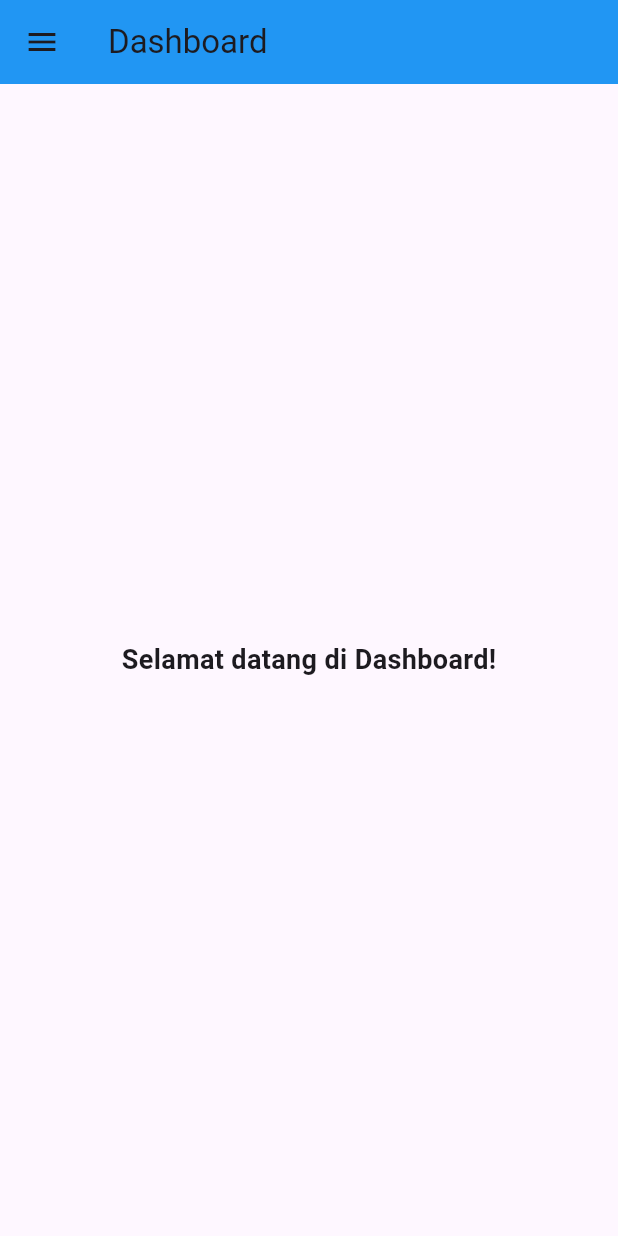
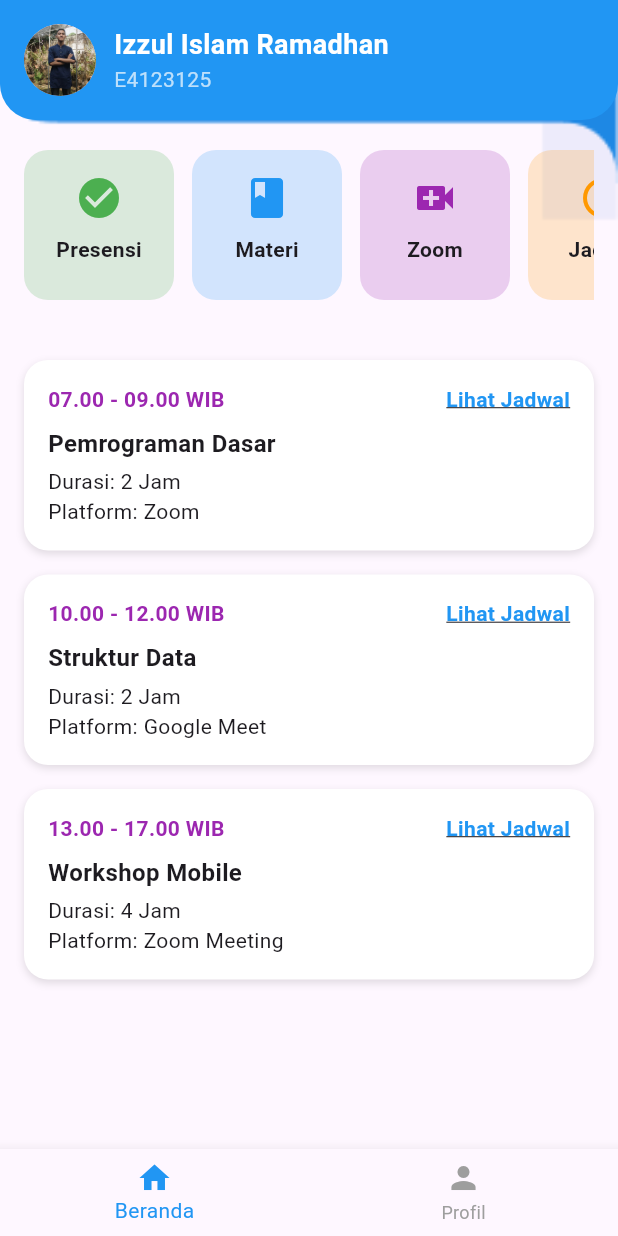
Before and after one commit to Rohimaja/project_mobile_sem4, a Flutter app: the screen it shows after launch, after a tap on "Login", on a phone screen of 412 x 824 dp. Run offline on Flutter 3.47's test engine with Material 3 defaults, Android fonts, the light colour scheme and no system bars; our stand-ins replace google_fonts.

Commit message:
Commit 2

```diff
--- a/lib/dashboard.dart
+++ /dev/null
@@ -1,70 +0,0 @@
-import 'package:flutter/material.dart';
-
-class DashboardPage extends StatelessWidget {
-  @override
-  Widget build(BuildContext context) {
-    return Scaffold(
-      appBar: AppBar(
-        title: Text("Dashboard"),
-        backgroundColor: Colors.blue,
-      ),
-      drawer: Drawer(
-        child: ListView(
-          padding: EdgeInsets.zero,
-          children: [
-            DrawerHeader(
-              decoration: BoxDecoration(
-                color: Colors.blue,
-              ),
-              child: Column(
-                crossAxisAlignment: CrossAxisAlignment.start,
-                children: [
-                  CircleAvatar(
-                    radius: 30,
-                    backgroundImage: AssetImage('assets/foto izzul.jpg'), // Ganti dengan gambar profil
-                  ),
-                  SizedBox(height: 10),
-                  Text(
-                    "Izzul Islam Ramadhan",
-                    style: TextStyle(color: Colors.white, fontSize: 18, fontWeight: FontWeight.bold),
-                  ),
-                  Text(
-                    "izzulramadhan24@gmail.com",
-                    style: TextStyle(color: Colors.white70, fontSize: 14),
-                  ),
-                ],
-              ),
-            ),
-            ListTile(
-              leading: Icon(Icons.home),
-              title: Text("Home"),
-              onTap: () {
-                Navigator.pop(context);
-              },
-            ),
-            ListTile(
-              leading: Icon(Icons.settings),
-              title: Text("Settings"),
-              onTap: () {
-                // Aksi ke halaman Settings
-              },
-            ),
-            ListTile(
-              leading: Icon(Icons.logout),
-              title: Text("Logout"),
-              onTap: () {
-                // Aksi Logout
-              },
-            ),
-          ],
-        ),
-      ),
-      body: Center(
-        child: Text(
-          "Selamat datang di Dashboard!",
-          style: TextStyle(fontSize: 18, fontWeight: FontWeight.bold),
-        ),
-      ),
-    );
-  }
-}
--- a/lib/main.dart
+++ b/lib/main.dart
@@ -1,7 +1,6 @@
 import 'package:flutter/material.dart';
-import 'package:stipres/constant.dart';
-import 'package:stipres/dashboard.dart';
-
+import 'package:stipres/src/style/constant.dart';
+import 'package:stipres/src/features_student/home/dashboard.dart';
 
 void main() {
   runApp(const MyApp());
@@ -13,6 +12,7 @@ class MyApp extends StatelessWidget {
   @override
   Widget build(BuildContext context) {
     return MaterialApp(
+      debugShowCheckedModeBanner: false,
       home: const LoginPage(),
     );
   }
@@ -87,7 +87,8 @@ class LoginPage extends StatelessWidget {
                           onPressed: () {
                             Navigator.push(
                               context,
-                              MaterialPageRoute(builder: (context) => DashboardPage()),
+                              MaterialPageRoute(
+                                  builder: (context) => DashboardPage()),
                             );
                           },
                           style: ElevatedButton.styleFrom(
@@ -100,7 +101,6 @@ class LoginPage extends StatelessWidget {
                           child: Text("Login",
                               style: whiteTextStyle.copyWith(fontSize: 15)),
                         ),
-
                         const SizedBox(height: 20),
                         RichText(
                           text: TextSpan(
--- /dev/null
+++ b/lib/src/features_student/home/dashboard.dart
@@ -0,0 +1,300 @@
+import 'package:flutter/material.dart';
+import 'package:google_fonts/google_fonts.dart';
+import 'package:stipres/src/features_student/account/profil.dart'; // Import halaman profil
+
+void main() {
+  runApp(const MyApp());
+}
+
+class MyApp extends StatelessWidget {
+  const MyApp({super.key});
+
+  @override
+  Widget build(BuildContext context) {
+    return MaterialApp(
+      debugShowCheckedModeBanner: false,
+      theme: ThemeData(
+        textTheme: GoogleFonts.poppinsTextTheme(),
+        useMaterial3: true,
+      ),
+      home: const DashboardPage(),
+    );
+  }
+}
+
+class DashboardPage extends StatefulWidget {
+  const DashboardPage({super.key});
+
+  @override
+  _DashboardPageState createState() => _DashboardPageState();
+}
+
+class _DashboardPageState extends State<DashboardPage> {
+  int _selectedIndex = 0;
+
+  final List<Widget> _pages = [
+    const DashboardContent(), // Halaman Dashboard
+    ProfilPage(), // Halaman Profil
+  ];
+
+  void _onItemTapped(int index) {
+    setState(() {
+      _selectedIndex = index;
+    });
+  }
+
+  @override
+  Widget build(BuildContext context) {
+    return Scaffold(
+      body: SafeArea(child: _pages[_selectedIndex]), // Hindari tertutup notch
+      bottomNavigationBar: BottomNavigationBar(
+        currentIndex: _selectedIndex,
+        onTap: _onItemTapped,
+        selectedItemColor: Colors.blue,
+        unselectedItemColor: Colors.grey,
+        items: const [
+          BottomNavigationBarItem(icon: Icon(Icons.home), label: 'Beranda'),
+          BottomNavigationBarItem(icon: Icon(Icons.person), label: 'Profil'),
+        ],
+      ),
+    );
+  }
+}
+
+class DashboardContent extends StatelessWidget {
+  const DashboardContent({super.key});
+
+  @override
+  Widget build(BuildContext context) {
+    return Container(
+      decoration: const BoxDecoration(
+        image: DecorationImage(
+          image: AssetImage('assets/template_dashboard.png'),
+          fit: BoxFit.cover,
+        ),
+      ),
+      child: Column(
+        children: [
+          _buildHeader(),
+          const SizedBox(height: 20),
+          _buildCategories(),
+          const SizedBox(height: 24),
+          Expanded(child: _buildScheduleList()),
+        ],
+      ),
+    );
+  }
+
+  Widget _buildHeader() {
+    return Container(
+      padding: const EdgeInsets.all(16),
+      decoration: const BoxDecoration(
+        color: Colors.blue,
+        borderRadius: BorderRadius.only(
+          bottomLeft: Radius.circular(24),
+          bottomRight: Radius.circular(24),
+        ),
+      ),
+      child: Row(
+        children: [
+          const CircleAvatar(
+            backgroundImage: AssetImage('assets/foto_izzul.jpg'),
+            radius: 24,
+          ),
+          const SizedBox(width: 12),
+          Column(
+            crossAxisAlignment: CrossAxisAlignment.start,
+            children: const [
+              Text(
+                'Izzul Islam Ramadhan',
+                style: TextStyle(
+                    color: Colors.white,
+                    fontSize: 18,
+                    fontWeight: FontWeight.bold),
+              ),
+              Text(
+                'E4123125',
+                style: TextStyle(color: Colors.white70),
+              ),
+            ],
+          ),
+          const SizedBox(height: 10),
+        ],
+      ),
+    );
+  }
+
+  Widget _buildCategories() {
+    List<CategoryItem> categories = [
+      CategoryItem("Presensi", Icons.check_circle, Colors.green),
+      CategoryItem("Materi", Icons.book, Colors.blue),
+      CategoryItem("Zoom", Icons.video_call, Colors.purple),
+      CategoryItem("Jadwal", Icons.schedule, Colors.orange),
+    ];
+
+    return Container(
+      height: 100,
+      padding: const EdgeInsets.symmetric(horizontal: 16),
+      child: ListView.builder(
+        scrollDirection: Axis.horizontal,
+        itemCount: categories.length,
+        itemBuilder: (context, index) {
+          return Padding(
+            padding: const EdgeInsets.only(right: 12),
+            child: CategoryCard(categories[index]),
+          );
+        },
+      ),
+    );
+  }
+
+  Widget _buildScheduleList() {
+    List<ScheduleItem> schedules = [
+      ScheduleItem(
+        time: '07.00 - 09.00 WIB',
+        title: 'Pemrograman Dasar',
+        duration: '2 Jam',
+        platform: 'Zoom',
+        status: 'Lihat Jadwal',
+      ),
+      ScheduleItem(
+        time: '10.00 - 12.00 WIB',
+        title: 'Struktur Data',
+        duration: '2 Jam',
+        platform: 'Google Meet',
+        status: 'Lihat Jadwal',
+      ),
+      ScheduleItem(
+        time: '13.00 - 17.00 WIB',
+        title: 'Workshop Mobile',
+        duration: '4 Jam',
+        platform: 'Zoom Meeting',
+        status: 'Lihat Jadwal',
+      ),
+    ];
+
+    return ListView.builder(
+      padding: const EdgeInsets.all(16),
+      itemCount: schedules.length,
+      itemBuilder: (context, index) {
+        return ScheduleCard(schedules[index]);
+      },
+    );
+  }
+}
+
+// Widget untuk kategori
+class CategoryItem {
+  final String title;
+  final IconData icon;
+  final Color color;
+
+  CategoryItem(this.title, this.icon, this.color);
+}
+
+class CategoryCard extends StatelessWidget {
+  final CategoryItem category;
+  const CategoryCard(this.category, {super.key});
+
+  @override
+  Widget build(BuildContext context) {
+    return Container(
+      width: 100,
+      padding: const EdgeInsets.all(16),
+      decoration: BoxDecoration(
+        color: category.color.withOpacity(0.2),
+        borderRadius: BorderRadius.circular(16),
+      ),
+      child: Column(
+        children: [
+          Icon(category.icon, color: category.color, size: 32),
+          const SizedBox(height: 8),
+          Text(category.title,
+              style: const TextStyle(fontWeight: FontWeight.bold)),
+        ],
+      ),
+    );
+  }
+}
+
+// Widget untuk jadwal
+class ScheduleItem {
+  final String time;
+  final String title;
+  final String duration;
+  final String platform;
+  final String status;
+
+  ScheduleItem({
+    required this.time,
+    required this.title,
+    required this.duration,
+    required this.platform,
+    required this.status,
+  });
+}
+
+class ScheduleCard extends StatelessWidget {
+  final ScheduleItem schedule;
+  const ScheduleCard(this.schedule, {super.key});
+
+  @override
+  Widget build(BuildContext context) {
+    return Container(
+      margin: const EdgeInsets.only(bottom: 16),
+      padding: const EdgeInsets.all(16),
+      decoration: BoxDecoration(
+        color: Colors.white,
+        borderRadius: BorderRadius.circular(16),
+        boxShadow: const [
+          BoxShadow(color: Colors.black12, blurRadius: 4, offset: Offset(0, 2)),
+        ],
+      ),
+      child: Column(
+        crossAxisAlignment: CrossAxisAlignment.start,
+        children: [
+          // Baris pertama: Waktu & Tombol "Lihat Jadwal"
+          Row(
+            mainAxisAlignment: MainAxisAlignment.spaceBetween,
+            children: [
+              Text(
+                schedule.time,
+                style: const TextStyle(
+                    color: Colors.purple, fontWeight: FontWeight.bold),
+              ),
+              GestureDetector(
+                onTap: () {
+                  // TODO: Tambahkan navigasi atau aksi ketika tombol ditekan
+                },
+                child: Text(
+                  schedule.status,
+                  style: const TextStyle(
+                    color: Colors.blue,
+                    fontWeight: FontWeight.bold,
+                    decoration: TextDecoration.underline,
+                  ),
+                ),
+              ),
+            ],
+          ),
+          const SizedBox(height: 8),
+
+          // Kolom baru dengan informasi tambahan
+          Column(
+            crossAxisAlignment: CrossAxisAlignment.start,
+            children: [
+              Text(
+                schedule.title,
+                style:
+                    const TextStyle(fontSize: 16, fontWeight: FontWeight.bold),
+              ),
+              const SizedBox(height: 4),
+              Text("Durasi: ${schedule.duration}"),
+              Text("Platform: ${schedule.platform}"),
+            ],
+          ),
+        ],
+      ),
+    );
+  }
+}
```
Also changed, not shown: lib/src/features_student/account/profil.dart (added, +194 -0 lines), assets/foto_izzul.jpg (renamed from assets/foto izzul.jpg), assets/logo_STIPRES.png (renamed from assets/Logo STIPRES.png), assets/logo_mobile.png (renamed from assets/Logo Mobile.png), assets/template_dashboard.png (added), lib/src/style/constant.dart (renamed from lib/constant.dart), pubspec.lock.
